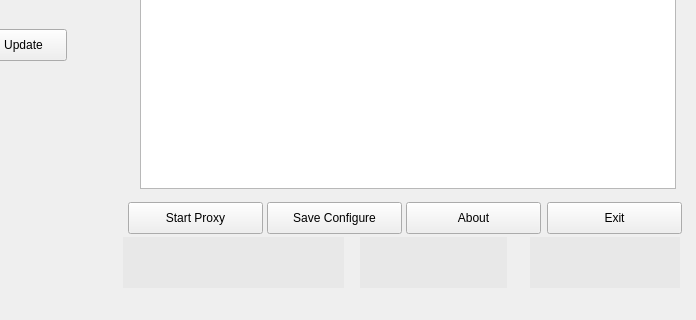
ArtisticZhao/DSLWP-Downlink-Proxy, file ui/mainwindow.ui: the form before one commit; both pictures show x 320 to 1016 and y 350 to 670 of the 1016 by 670 pixel window.
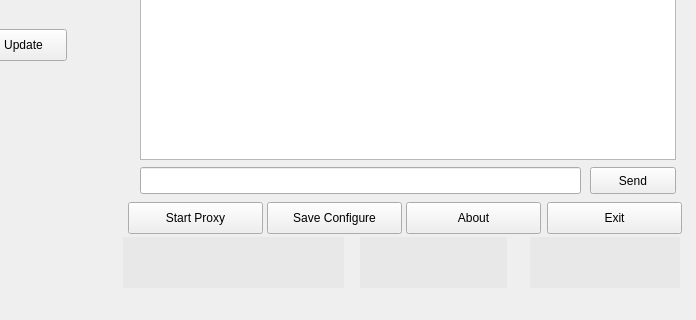
The form after the commit. Icons and pictures are not drawn.

Patch:
```diff
--- a/ui/mainwindow.ui
+++ b/ui/mainwindow.ui
@@ -744,13 +744,13 @@
       <x>460</x>
       <y>222</y>
       <width>536</width>
-      <height>300</height>
+      <height>271</height>
      </rect>
     </property>
     <property name="minimumSize">
      <size>
       <width>536</width>
-      <height>300</height>
+      <height>200</height>
      </size>
     </property>
     <property name="maximumSize">
@@ -1216,6 +1216,29 @@
      </rect>
     </property>
    </widget>
+   <widget class="QLineEdit" name="send_msg">
+    <property name="geometry">
+     <rect>
+      <x>460</x>
+      <y>500</y>
+      <width>441</width>
+      <height>27</height>
+     </rect>
+    </property>
+   </widget>
+   <widget class="QPushButton" name="send_msg_button">
+    <property name="geometry">
+     <rect>
+      <x>910</x>
+      <y>500</y>
+      <width>86</width>
+      <height>27</height>
+     </rect>
+    </property>
+    <property name="text">
+     <string>Send</string>
+    </property>
+   </widget>
   </widget>
   <widget class="QMenuBar" name="menuBar">
    <property name="geometry">
```
